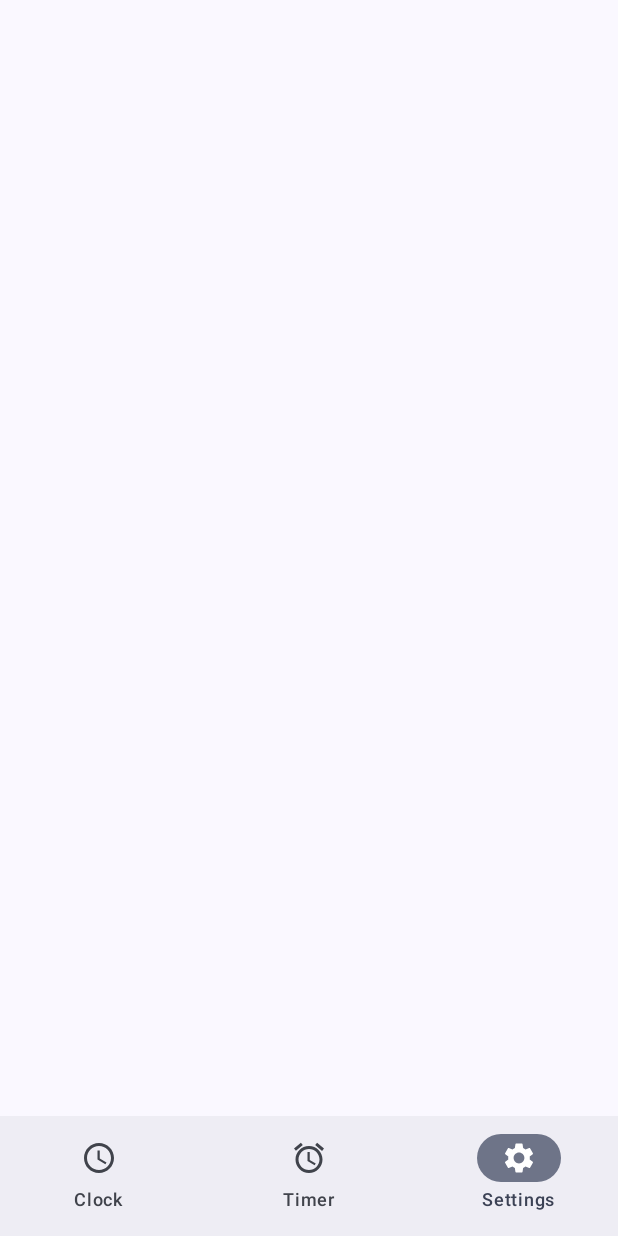
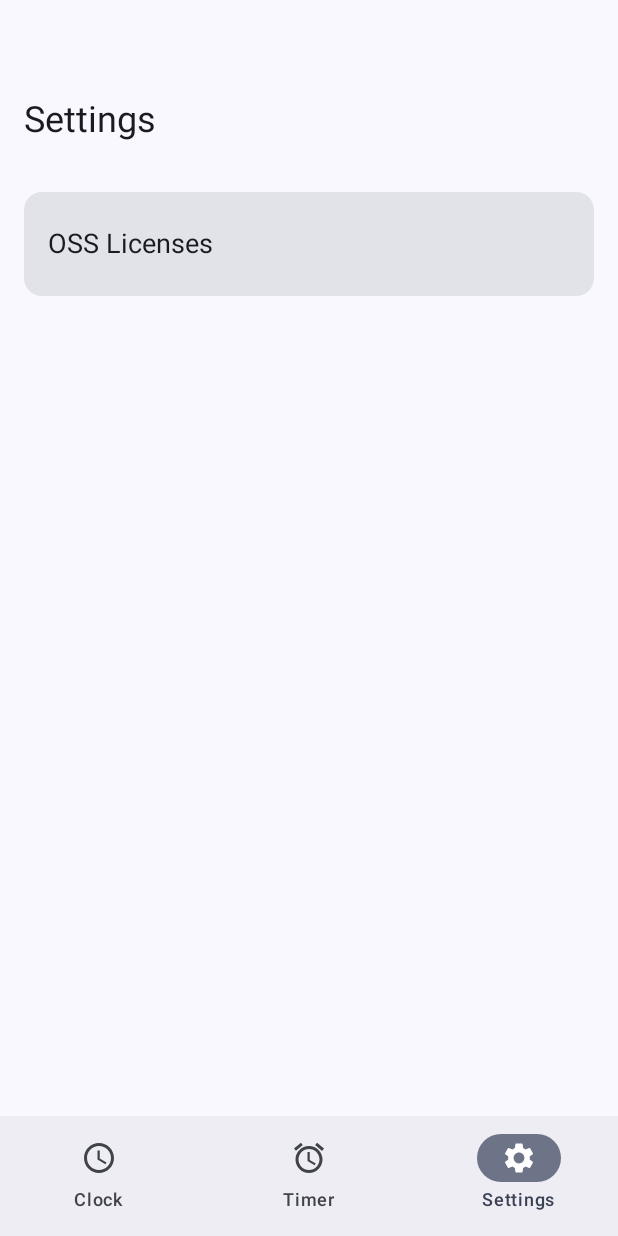
Before and after one commit to CORDEA/VoiceClock, an Android app built with Jetpack Compose: the screen it shows after launch (MainActivity), item 3 of the bottom bar chosen, on a phone screen of 412 x 824 dp. Run offline under Robolectric (Android 15) with nearby library versions, the phone set to English and light mode, and no system bars; our stand-ins replace Dagger/Hilt's generated code; libraries missing offline, so code that uses them is left out: com.google.android.gms.

Commit message:
show OSS licenses

```diff
--- a/app/build.gradle.kts
+++ b/app/build.gradle.kts
@@ -4,6 +4,7 @@ plugins {
     alias(libs.plugins.kotlin.compose)
     alias(libs.plugins.dagger.hilt.android)
     alias(libs.plugins.ksp)
+    id("com.google.android.gms.oss-licenses-plugin")
 }
 
 android {
@@ -55,6 +56,7 @@ dependencies {
     implementation(libs.androidx.hilt.navigation.compose)
     implementation(libs.kotlinx.coroutines.android)
     implementation(libs.dagger.hilt.android)
+    implementation(libs.play.services.oss.licenses)
     ksp(libs.dagger.hilt.compiler)
     testImplementation(libs.junit)
     androidTestImplementation(libs.androidx.junit)
--- a/app/src/main/java/jp/cordea/voiceclock/ui/settings/Settings.kt
+++ b/app/src/main/java/jp/cordea/voiceclock/ui/settings/Settings.kt
@@ -1,8 +1,68 @@
 package jp.cordea.voiceclock.ui.settings
 
+import android.content.Intent
+import androidx.compose.foundation.clickable
+import androidx.compose.foundation.layout.PaddingValues
+import androidx.compose.foundation.layout.fillMaxWidth
+import androidx.compose.foundation.layout.heightIn
+import androidx.compose.foundation.layout.padding
+import androidx.compose.foundation.lazy.LazyColumn
+import androidx.compose.material3.Card
+import androidx.compose.material3.ExperimentalMaterial3Api
+import androidx.compose.material3.MaterialTheme
+import androidx.compose.material3.MediumTopAppBar
+import androidx.compose.material3.Scaffold
 import androidx.compose.material3.Text
 import androidx.compose.runtime.Composable
+import androidx.compose.ui.Modifier
+import androidx.compose.ui.platform.LocalContext
+import androidx.compose.ui.unit.dp
+import com.google.android.gms.oss.licenses.OssLicensesMenuActivity
+
+@OptIn(ExperimentalMaterial3Api::class)
+@Composable
+fun Settings() {
+    val context = LocalContext.current
+    Scaffold(
+        topBar = {
+            MediumTopAppBar(
+                title = {
+                    Text("Settings")
+                }
+            )
+        }
+    ) { innerPadding ->
+        LazyColumn(
+            modifier = Modifier.padding(innerPadding),
+            contentPadding = PaddingValues(16.dp)
+        ) {
+            item {
+                Item("OSS Licenses") {
+                    context.startActivity(Intent(context, OssLicensesMenuActivity::class.java))
+                }
+            }
+        }
+    }
+}
 
 @Composable
-fun Settings() {
+private fun Item(title: String, onClick: () -> Unit) {
+    Card(
+        modifier = Modifier
+            .fillMaxWidth()
+            .heightIn(min = 56.dp)
+            .clickable {
+                onClick()
+            }
+    ) {
+        Text(
+            modifier = Modifier.padding(
+                vertical = 24.dp,
+                horizontal = 16.dp
+            ),
+            style = MaterialTheme.typography.titleMedium,
+            fontSize = MaterialTheme.typography.titleMedium.fontSize,
+            text = title
+        )
+    }
 }
--- a/app/src/main/java/jp/cordea/voiceclock/ui/theme/Theme.kt
+++ b/app/src/main/java/jp/cordea/voiceclock/ui/theme/Theme.kt
@@ -15,6 +15,7 @@ private val DarkColorScheme = darkColorScheme(
     primaryContainer = Blue800,
     surface = Blue1000,
     surfaceContainer = Blue900,
+    surfaceContainerHighest = Blue800,
     secondaryContainer = Blue800,
     background = Blue1000,
 )
@@ -24,6 +25,7 @@ private val LightColorScheme = lightColorScheme(
     primaryContainer = Blue200,
     surface = Blue10,
     surfaceContainer = Blue50,
+    surfaceContainerHighest = Blue100,
     secondaryContainer = Blue100,
     background = Blue10,
 )
--- a/app/src/main/java/jp/cordea/voiceclock/ui/theme/Type.kt
+++ b/app/src/main/java/jp/cordea/voiceclock/ui/theme/Type.kt
@@ -7,6 +7,18 @@ import androidx.compose.ui.text.font.FontWeight
 import androidx.compose.ui.unit.sp
 
 val Typography = Typography(
+    titleLarge = TextStyle(
+        fontFamily = FontFamily.Default,
+        fontWeight = FontWeight.Bold,
+        fontSize = 24.sp,
+        lineHeight = 36.sp
+    ),
+    titleMedium = TextStyle(
+        fontFamily = FontFamily.Default,
+        fontWeight = FontWeight.Normal,
+        fontSize = 18.sp,
+        lineHeight = 27.sp
+    ),
     headlineLarge = TextStyle(
         fontFamily = FontFamily.Default,
         fontWeight = FontWeight.Normal,
--- a/build.gradle.kts
+++ b/build.gradle.kts
@@ -1,4 +1,10 @@
 // Top-level build file where you can add configuration options common to all sub-projects/modules.
+buildscript {
+    dependencies {
+        classpath(libs.oss.licenses.plugin)
+    }
+}
+
 plugins {
     alias(libs.plugins.android.application) apply false
     alias(libs.plugins.kotlin.android) apply false
--- a/gradle/libs.versions.toml
+++ b/gradle/libs.versions.toml
@@ -13,6 +13,8 @@ dagger = "2.51.1"
 hiltNavigationCompose = "1.2.0"
 kotlinxCoroutines = "1.7.1"
 ksp = "2.0.0-1.0.21"
+playServicesOssLicenses = "17.1.0"
+ossLicenses = "0.10.6"
 
 [libraries]
 androidx-core-ktx = { group = "androidx.core", name = "core-ktx", version.ref = "coreKtx" }
@@ -35,6 +37,8 @@ androidx-hilt-navigation-compose = { group = "androidx.hilt", name = "hilt-navig
 kotlinx-coroutines-android = { group = "org.jetbrains.kotlinx", name = "kotlinx-coroutines-android", version.ref = "kotlinxCoroutines" }
 dagger-hilt-android = { group = "com.google.dagger", name = "hilt-android", version.ref = "dagger" }
 dagger-hilt-compiler = { group = "com.google.dagger", name = "hilt-compiler", version.ref = "dagger" }
+play-services-oss-licenses = { group = "com.google.android.gms", name = "play-services-oss-licenses", version.ref = "playServicesOssLicenses" }
+oss-licenses-plugin = { group = "com.google.android.gms", name = "oss-licenses-plugin", version.ref = "ossLicenses" }
 
 [plugins]
 android-application = { id = "com.android.application", version.ref = "agp" }
```
Also changed, not shown: app/src/main/AndroidManifest.xml (+8 -1 lines).
